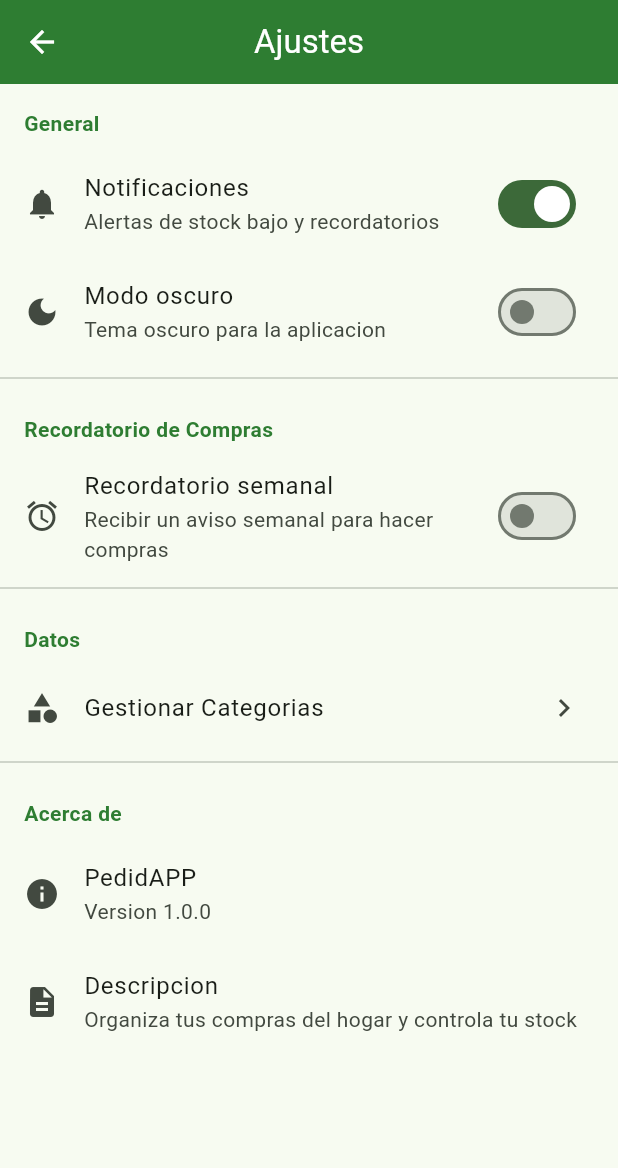
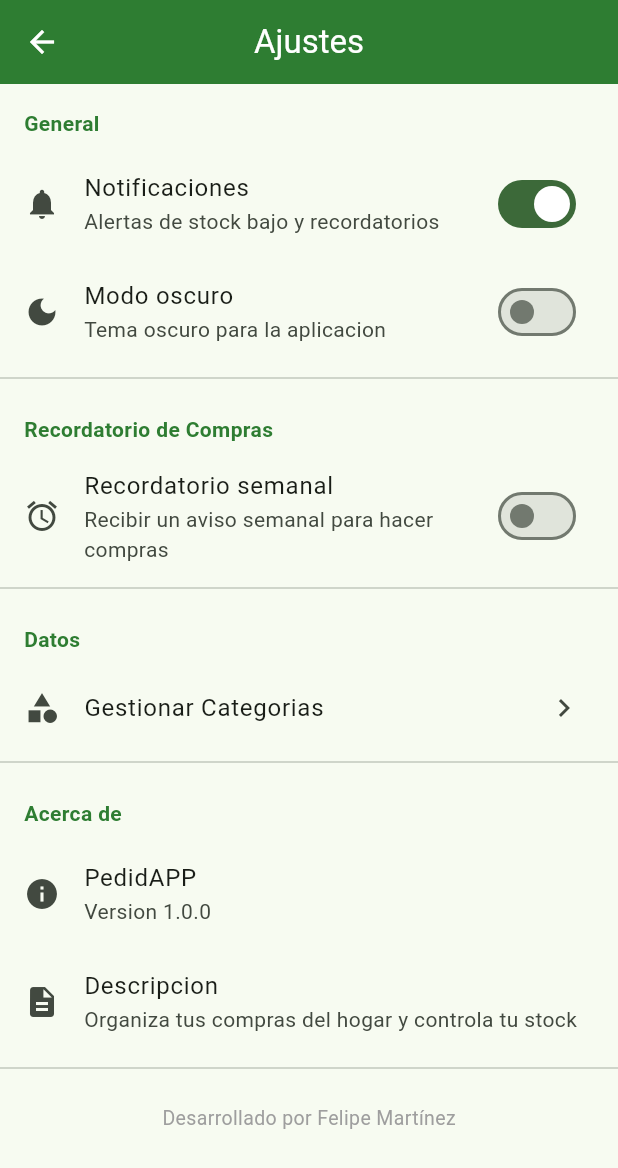
Before and after one commit to fimartinflo/PedidAPP, a Flutter app: the SettingsScreen screen opened directly, on a phone screen of 412 x 824 dp. Shown: the top 1168 px of the screen. Run offline on Flutter 3.47's test engine with Material 3 defaults, Android fonts, the phone set to English and light mode, and no system bars; our stand-ins replace file_picker, fl_chart, flutter_local_notifications, image_picker, share_plus, shared_preferences and 1 more; missing offline and left inert: google_mlkit_text_recognition, pdf_text_extract; accounts and stored records are empty.

Commit message:
feat: add PDF receipt parsing and developer credit
- Add PDF receipt import using file_picker + pdf_text_extract
- New "PDF" button alongside Camera and Gallery in scan screen
- PDF text is parsed with the same receipt parser logic as OCR
- Shows PDF icon and filename in results preview
- Add "Desarrollado por Felipe Martínez" in Settings/About section

https://claude.ai/code/session_01DjbzHbyHdHy74rraRXcY4u

```diff
--- a/lib/screens/settings/settings_screen.dart
+++ b/lib/screens/settings/settings_screen.dart
@@ -145,6 +145,20 @@ class _SettingsScreenState extends State<SettingsScreen> {
             title: const Text('Descripcion'),
             subtitle: const Text(AppConstants.appDescription),
           ),
+          const Divider(),
+          const SizedBox(height: 16),
+          Center(
+            child: Padding(
+              padding: const EdgeInsets.only(bottom: 24),
+              child: Text(
+                'Desarrollado por Felipe Martínez',
+                style: TextStyle(
+                  color: Colors.grey[500],
+                  fontSize: 13,
+                ),
+              ),
+            ),
+          ),
         ],
       ),
     );
--- a/pubspec.yaml
+++ b/pubspec.yaml
@@ -34,6 +34,8 @@ dependencies:
   image_picker: ^1.1.2
   # OCR text recognition (on-device, free)
   google_mlkit_text_recognition: ^0.14.0
+  file_picker: ^11.0.2
+  pdf_text_extract: ^0.0.1
 
 dev_dependencies:
   flutter_test:
```
Also changed, not shown: lib/screens/shopping_list/scan_receipt_screen.dart (+70 -9 lines), lib/services/receipt_parser_service.dart (+20 -0 lines).
